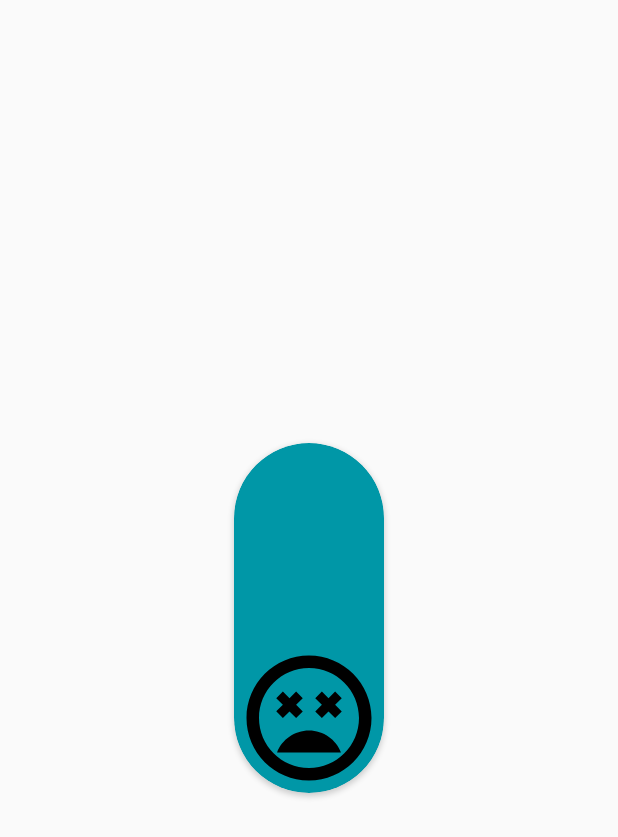
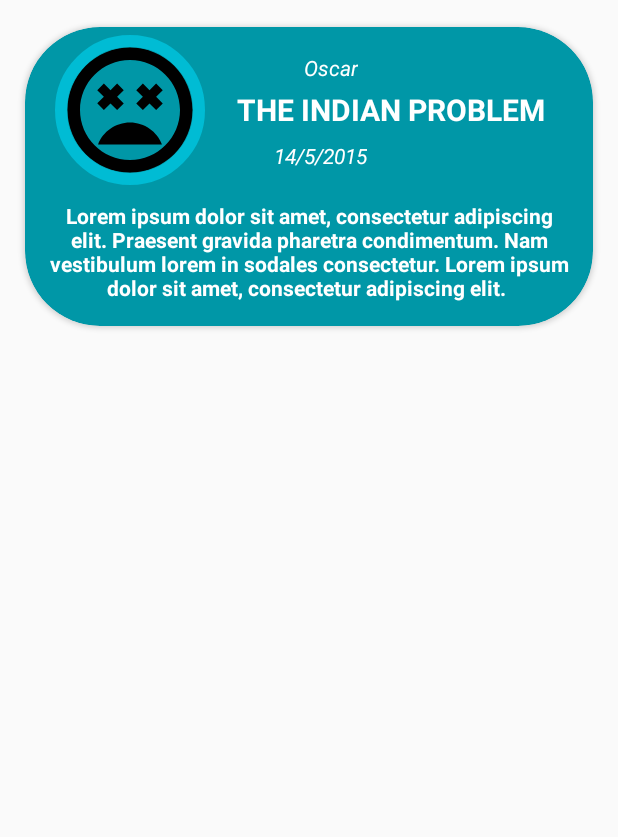
Before and after one commit to OscarEspejoSagues/SocialApp, an Android app: the layout row_news.xml on its own in the app's theme, with its tools: preview values and no code run, on a phone screen of 412 x 824 dp. Shown: the top 837 px of the screen. Run offline under Robolectric (Android 15) with nearby library versions, the phone set to English and light mode, and no system bars.

Commit message:
Adding cool stuff

```diff
--- a/Mysocialweb/app/src/main/java/com/social/oscarespejosagues/mysocialweb/AddNewsActivity.kt
+++ b/Mysocialweb/app/src/main/java/com/social/oscarespejosagues/mysocialweb/AddNewsActivity.kt
@@ -28,7 +28,7 @@ class AddNewsActivity: AppCompatActivity() {
                 val url = urlInputAddNews.text.toString();
                 if (!username.isEmpty() && !title.isEmpty() && !description.isEmpty() && !url.isEmpty()){
                 val db = FirebaseFirestore.getInstance()
-                val userNews = NewsModel(author = username, title = title, createdAt = Date(), description = description, urlImage = url)
+                val userNews = NewsModel(author = username, title = title, createdAt = Date(), description = description, imageUrl = url)
                 db.collection("news").add(userNews)
                     .addOnSuccessListener{
                         Toast.makeText(this,"Uploaded News", Toast.LENGTH_LONG).show();
--- a/Mysocialweb/app/src/main/java/com/social/oscarespejosagues/mysocialweb/HomeFragment.kt
+++ b/Mysocialweb/app/src/main/java/com/social/oscarespejosagues/mysocialweb/HomeFragment.kt
@@ -89,7 +89,6 @@ class HomeFragment : Fragment() {
                 activity?.let {
                     recycleview.adapter = MessageAdapter(list);
                     recycleview.layoutManager = LinearLayoutManager(activity);
-
                     //End refresh
                     pulltorefresh.isRefreshing = false;
                 }
--- a/Mysocialweb/app/src/main/java/com/social/oscarespejosagues/mysocialweb/MessageAdapter.kt
+++ b/Mysocialweb/app/src/main/java/com/social/oscarespejosagues/mysocialweb/MessageAdapter.kt
@@ -29,6 +29,7 @@ class MessageAdapter(var List: ArrayList<MessageModel>) : RecyclerView.Adapter<M
 
     override fun onBindViewHolder(viewHolder: MessageViewHolder, position: Int) {
         val message = List[position]
+        viewHolder.username.text = List[position].username
         viewHolder.text.text = List[position].text
         viewHolder.createdAt.text = List[position].createdAt.toString();
         Glide.with(viewHolder.userAvatar.context).load(message.avatarUrl).apply(
@@ -43,6 +44,7 @@ class MessageAdapter(var List: ArrayList<MessageModel>) : RecyclerView.Adapter<M
     }
 
     class MessageViewHolder(itemView: View) : RecyclerView.ViewHolder(itemView){
+        var username: TextView = itemView.userNameMissage;
         var text: TextView = itemView.messageText;
         var createdAt: TextView = itemView.messageDate;
         var userAvatar: ImageView = itemView.userAvatar //ERROR BUT WORKS THE IMAGE IS CIRCLE
--- a/Mysocialweb/app/src/main/java/com/social/oscarespejosagues/mysocialweb/NewsAdapter.kt
+++ b/Mysocialweb/app/src/main/java/com/social/oscarespejosagues/mysocialweb/NewsAdapter.kt
@@ -33,7 +33,7 @@ class NewsAdapter(var List: ArrayList<NewsModel>) : RecyclerView.Adapter<NewsAda
         viewHolder.Ntitle.text = List[position].title;
         viewHolder.Ncreatedat.text = List[position].createdAt.toString();
         viewHolder.Ntextnews.text = List[position].description;
-        Glide.with(viewHolder.Nurl.context).load(news.urlImage).apply(
+        Glide.with(viewHolder.Nurl.context).load(news.imageUrl).apply(
             RequestOptions()
                 .transforms(CenterCrop())
                 .placeholder(R.drawable.ic_sentiment)
--- a/Mysocialweb/app/src/main/java/com/social/oscarespejosagues/mysocialweb/NewsModel.kt
+++ b/Mysocialweb/app/src/main/java/com/social/oscarespejosagues/mysocialweb/NewsModel.kt
@@ -6,6 +6,6 @@ data class NewsModel(
     var author:String? = null,
     var title:String? = null,
     var createdAt: Date? = null,
-    var urlImage: String? = null,
+    var imageUrl: String? = null,
     var description:String? = null
 )
--- a/Mysocialweb/app/src/main/res/layout/row_message.xml
+++ b/Mysocialweb/app/src/main/res/layout/row_message.xml
@@ -27,17 +27,29 @@
                 android:src="@drawable/ic_sentiment"/>
 
         <TextView
-                android:id="@+id/messageText"
-                android:textColor="#FFFFFF"
-                android:layout_marginTop="20dp"
+                android:id="@+id/userNameMissage"
+                android:textColor="@color/White"
+                android:layout_marginTop="@dimen/topInMessage"
+                android:textStyle="italic"
                 android:layout_width="wrap_content"
                 android:layout_height="wrap_content"
                 android:text="test text"
                 android:layout_marginLeft="120dp"
                 android:padding="@dimen/margin"/>
+
+        <TextView
+                android:id="@+id/messageText"
+                android:textColor="@color/White"
+                android:layout_marginTop="30dp"
+                android:layout_width="wrap_content"
+                android:layout_height="wrap_content"
+                android:text="test text"
+                android:textStyle="bold"
+                android:layout_marginLeft="120dp"
+                android:padding="@dimen/margin"/>
         <TextView
                 android:id="@+id/messageDate"
-                android:textColor="#FFFFFF"
+                android:textColor="@color/White"
                 android:layout_marginTop="60dp"
                 android:layout_width="wrap_content"
                 android:layout_height="wrap_content"
--- a/Mysocialweb/app/src/main/res/layout/row_news.xml
+++ b/Mysocialweb/app/src/main/res/layout/row_news.xml
@@ -8,50 +8,70 @@
         CardView:cardBackgroundColor="@color/colorPrimaryDark"
         CardView:cardPreventCornerOverlap="true"
         CardView:cardUseCompatPadding="true"
-        android:layout_gravity="center"
         CardView:cardCornerRadius="50dp">
 
-    <LinearLayout
+    <RelativeLayout
             android:layout_width="wrap_content"
+            android:layout_height="wrap_content"
             android:gravity="center"
-            android:orientation="vertical"
-            android:layout_height="wrap_content">
-        <TextView
-                android:id="@+id/TVauthor"
-                android:layout_width="wrap_content"
-                android:textColor="#FFFFFF"
-                android:layout_height="wrap_content"/>
-        <TextView
-                android:id="@+id/TVtitle"
-                android:layout_width="wrap_content"
-                android:layout_marginTop="@dimen/margin"
-                android:textStyle="bold"
-                android:lines="1"
-                android:textColor="#FFFFFF"
-                android:textSize="@dimen/fontsize"
-                android:layout_height="wrap_content"/>
-        <TextView
-                android:id="@+id/TVdate"
-                android:layout_width="wrap_content"
-                android:layout_marginTop="@dimen/margin"
-                android:lines="1"
-                android:textColor="#FFFFFF"
-                android:layout_height="wrap_content"/>
-        <TextView
-                android:id="@+id/TVtextnews"
-                android:layout_width="wrap_content"
-                android:layout_marginTop="@dimen/margin"
-                android:layout_marginLeft="@dimen/margin"
-                android:textColor="#FFFFFF"
-                android:layout_height="wrap_content"/>
-        <ImageView
+            android:orientation="horizontal">
+
+        <de.hdodenhof.circleimageview.CircleImageView
+                xmlns:app="http://schemas.android.com/apk/res-auto"
                 android:id="@+id/IVurlimage"
                 android:layout_width="100dp"
                 android:layout_height="100dp"
-                android:layout_gravity="center"
-                android:layout_centerHorizontal="true"
-                android:src = "@drawable/ic_sentiment"/>
+                android:layout_marginLeft="20dp"
+                android:layout_marginTop="5dp"
+                app:civ_border_width="8dp"
+                app:civ_border_color="@color/colorPrimary"
+                android:src="@drawable/ic_sentiment"/>
 
-    </LinearLayout>
+        <TextView
+                android:id="@+id/TVauthor"
+                android:textColor="@color/White"
+                android:layout_marginTop="1dp"
+                android:textStyle="italic"
+                android:layout_width="wrap_content"
+                android:layout_height="wrap_content"
+                android:text="Oscar"
+                android:gravity="center"
+                android:layout_marginLeft="170dp"
+                android:padding="@dimen/margin"/>
+        <TextView
+                android:id="@+id/TVtitle"
+                android:textColor="@color/White"
+                android:layout_marginTop="25dp"
+                android:textSize="20dp"
+                android:textStyle="bold"
+                android:layout_width="wrap_content"
+                android:layout_height="wrap_content"
+                android:text="THE INDIAN PROBLEM"
+                android:layout_marginLeft="125dp"
+                android:padding="@dimen/margin"/>
+        <TextView
+                android:id="@+id/TVdate"
+                android:textColor="@color/White"
+                android:layout_marginTop="60dp"
+                android:textStyle="italic"
+                android:layout_width="wrap_content"
+                android:layout_height="wrap_content"
+                android:text="14/5/2015"
+                android:lines="1"
+                android:layout_marginLeft="150dp"
+                android:padding="@dimen/margin"/>
+        <TextView
+                android:id="@+id/TVtextnews"
+                android:textColor="@color/White"
+                android:layout_marginTop="100dp"
+                android:textStyle="bold"
+                android:layout_width="wrap_content"
+                android:layout_height="wrap_content"
+                android:text="Lorem ipsum dolor sit amet, consectetur adipiscing elit. Praesent gravida pharetra condimentum. Nam vestibulum lorem in sodales consectetur. Lorem ipsum dolor sit amet, consectetur adipiscing elit. "
+                android:gravity="center"
+                android:padding="@dimen/margin"/>
+
+
+    </RelativeLayout>
 
 </android.support.v7.widget.CardView>
--- a/Mysocialweb/app/src/main/res/values/colors.xml
+++ b/Mysocialweb/app/src/main/res/values/colors.xml
@@ -3,4 +3,5 @@
     <color name="colorPrimary">#00BCD4</color>
     <color name="colorPrimaryDark">#0097A7</color>
     <color name="colorAccent">#FF5722</color>
+    <color name="White">#FFFFFF</color>
 </resources>
--- a/Mysocialweb/app/src/main/res/values/dimens.xml
+++ b/Mysocialweb/app/src/main/res/values/dimens.xml
@@ -2,4 +2,5 @@
 <resources>
     <dimen name="margin">16dp</dimen>
     <dimen name="fontsize">20sp</dimen>
+    <dimen name="topInMessage">1dp</dimen>
 </resources>
```
Also changed, not shown: Mysocialweb/app/src/main/res/layout/fragment_home.xml (+6 -6 lines).
